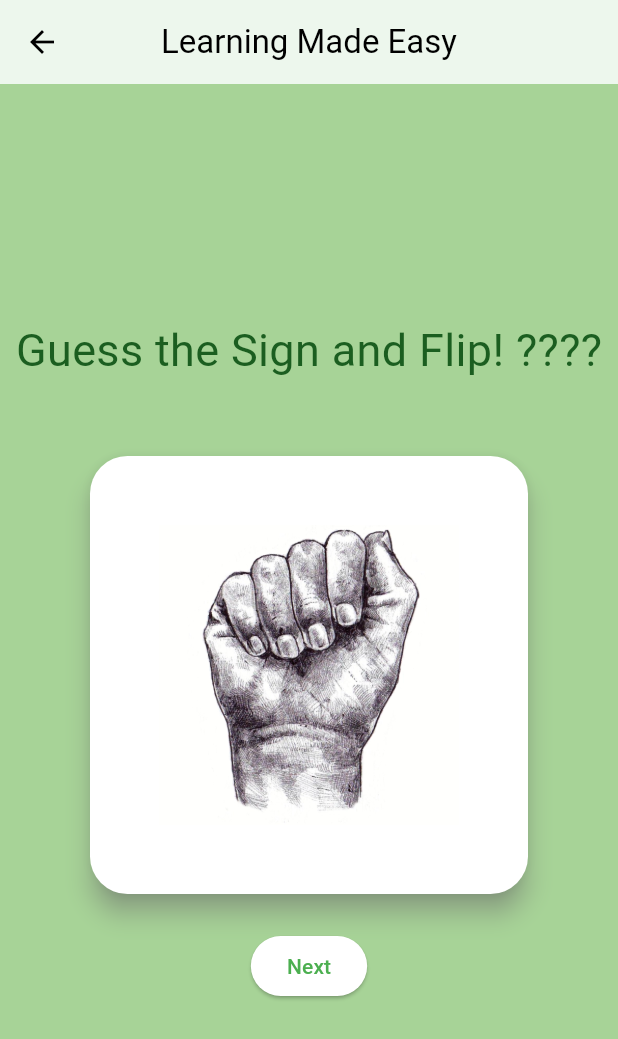
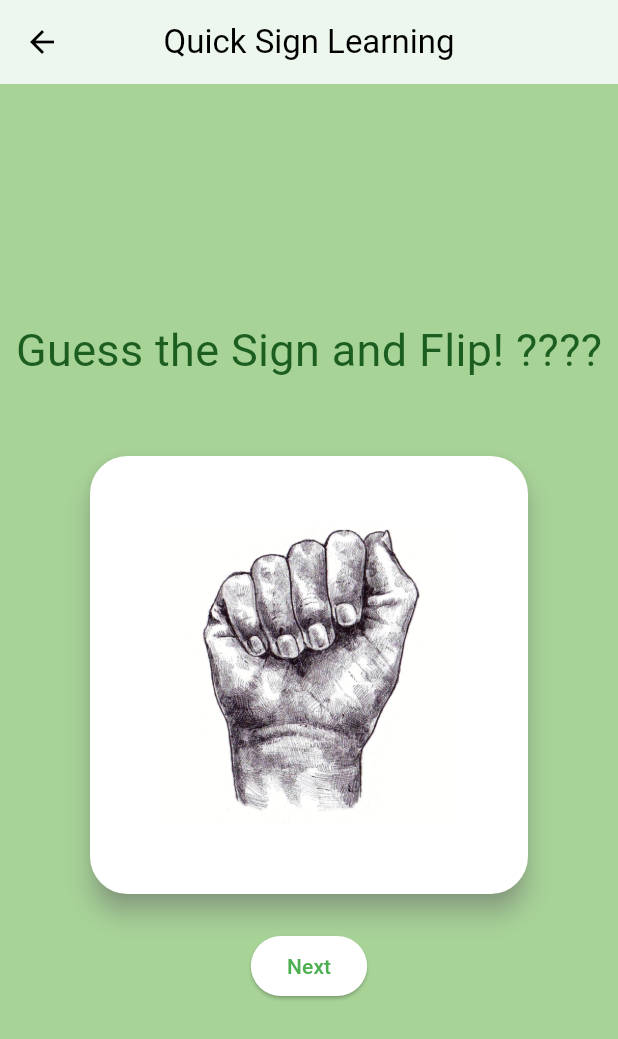
Before and after one commit to jami6/BSE24-14-Learning-Module, a Flutter app: the screen it shows after launch, after a tap on "Alphabet", on a phone screen of 412 x 824 dp. Shown: the top 1039 px of the screen. Run offline on Flutter 3.47's test engine with Material 3 defaults, Android fonts, the phone set to English and light mode, and no system bars; drawn by our look-alikes of flip_card.

Commit message:
Added more laters and relabelled some

```diff
--- a/flutter_app/lib/FlashcardScreen.dart
+++ b/flutter_app/lib/FlashcardScreen.dart
@@ -34,7 +34,7 @@ class _FlashcardScreenState extends State<FlashcardScreen> {
         backgroundColor: const Color(0xffA7D397),
         appBar: AppBar(
           centerTitle: true,
-          title: const Text("Learning Made Easy"),
+          title: const Text("Quick Sign Learning"),
           elevation: 5,
         ),
         body: Center(
@@ -105,32 +105,28 @@ var data = {
     {"image": "assets/images/a.webp", "result": "A"},
     {"image": "assets/images/b.webp", "result": "B"},
     {"image": "assets/images/c.webp", "result": "C"},
-    {"image": "assets/images/d.webp", "result": "D"},
-    {"image": "assets/images/e.webp", "result": "E"},
-<<<<<<< HEAD
-    {"image": "assets/images/I.jpg", "result": "I"}
-=======
+    {"image": "assets/images/D.jpg", "result": "D"},
+    {"image": "assets/images/E.jpg", "result": "E"},
     {"image": "assets/images/F.jpg", "result": "F"},
     {"image": "assets/images/G.jpg", "result": "G"},
+    {"image": "assets/images/H.jpg", "result": "H"},
     {"image": "assets/images/I.jpg", "result": "I"},
-    {"image": "assets/images/M.jpg", "result": "M"},
+    {"image": "assets/images/L.jpg", "result": "L"},
+    {"image": "assets/images/imageM.jpg", "result": "M"},
+    {"image": "assets/images/O.jpg", "result": "O"},
     {"image": "assets/images/R.jpg", "result": "R"},
-    {"image": "assets/images/O.jpg", "result": "O"},
+    {"image": "assets/images/S.jpg", "result": "S"},
+    {"image": "assets/images/T.jpg", "result": "T"},
     {"image": "assets/images/V.jpg", "result": "V"},
     {"image": "assets/images/W.jpg", "result": "W"},
     {"image": "assets/images/Y.jpg", "result": "Y"}
->>>>>>> 44f6de3a51304a67ff33a0602b750e2369322942
   ],
   "Basics": [
-    {"word": "Bonjour", "result": "Hello"},
-    {"word": "Bye", "result": "Au revoir"}
+    {"word": "IMAGE PENDING", "result": "Hello"},
+    {"word": "IMAGE PENDING", "result": "Bye"}
   ],
-  "Travel": [
-    {"word": "Hostel", "result": "Auberge"},
-    {"word": "Journey", "result": "Voyage"}
-  ],
-  "School": [
-    {"word": "Teacher", "result": "Professeure/Professeur"},
-    {"word": "classmate", "result": "camarade de classe"}
+  "Numbers": [
+    {"word": "IMAGE PENDING", "result": "2"},
+    {"word": "IMAGE PENDING", "result": "4"}
   ]
 };
--- a/flutter_app/lib/MyHomePage.dart
+++ b/flutter_app/lib/MyHomePage.dart
@@ -41,10 +41,9 @@ class _MyHomePageState extends State<MyHomePage> {
                   crossAxisSpacing: 10.0,
                   padding: const EdgeInsets.all(10.0),
                   children: <Widget>[
+                    _buildCard("Alphabet"),
                     _buildCard("Basics"),
-                    _buildCard("Alphabet"),
-                    _buildCard("Travel"),
-                    _buildCard("School"),
+                    _buildCard("Numbers"),
                   ],
                 ),
               ),
--- a/flutter_app/lib/main.dart
+++ b/flutter_app/lib/main.dart
@@ -13,10 +13,10 @@ class MyApp extends StatelessWidget {
   Widget build(BuildContext context) {
     return MaterialApp(
       debugShowCheckedModeBanner: false,
-      title: 'Learning App',
+      title: 'Sign Language Learning Module',
       theme: ThemeData(
           colorScheme: ColorScheme.fromSwatch(primarySwatch: Colors.green)),
-      home: const MyHomePage(title: 'Sample Learning App'),
+      home: const MyHomePage(title: 'Sample Learning Module'),
     );
   }
 }
```
Also changed, not shown: flutter_app/assets/images/C.jpg (added), flutter_app/assets/images/F.jpg (added), flutter_app/assets/images/G.jpg (renamed from flutter_app/assets/images/imageG.jpg), flutter_app/assets/images/H.jpg (renamed from flutter_app/assets/images/imageH.jpg), flutter_app/assets/images/K.jpg (added), flutter_app/assets/images/N.jpg (added), flutter_app/assets/images/O.jpg (renamed from flutter_app/assets/images/imageO.jpg), flutter_app/assets/images/Q.jpg (added), flutter_app/assets/images/R.jpg (renamed from flutter_app/assets/images/imageR.jpg), flutter_app/assets/images/V.jpg (renamed from flutter_app/assets/images/imageV.jpg), flutter_app/assets/images/Y.jpg (renamed from flutter_app/assets/images/imageY.jpg), flutter_app/assets/images/c.webp (deleted), flutter_app/assets/images/d.webp (deleted), flutter_app/assets/images/e.webp (deleted), 2 more files.
